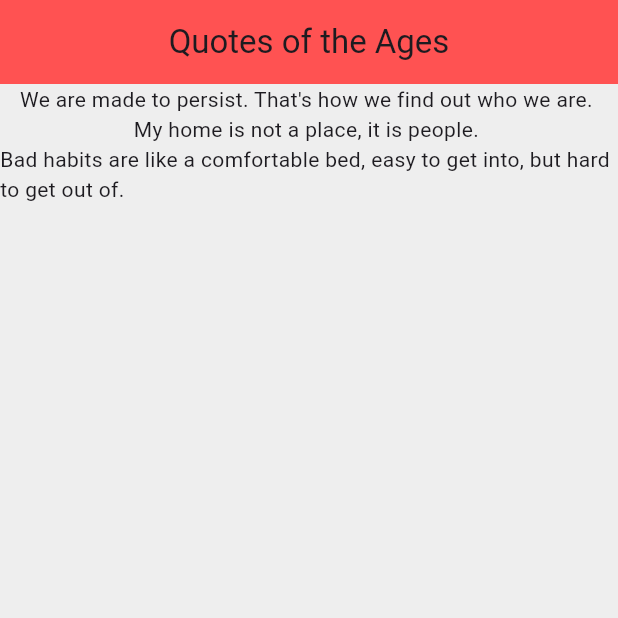
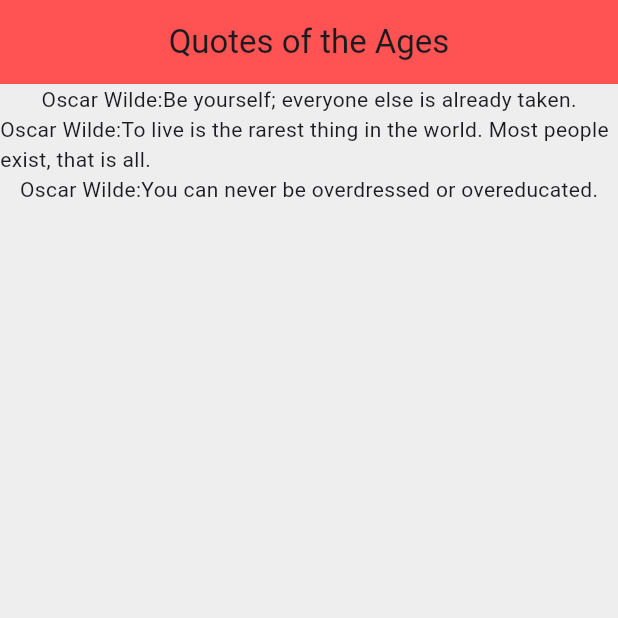
Before and after one commit to sratul/MAD200, a Flutter app: the screen it shows after launch, on a phone screen of 412 x 824 dp, the top half of it. Run offline on Flutter 3.47's test engine with Material 3 defaults, Android fonts, the phone set to English and light mode, and no system bars.

Commit message:
classes for quotes

```diff
--- a/class_lectures/lib/main.dart
+++ b/class_lectures/lib/main.dart
@@ -1,4 +1,6 @@
 import 'package:flutter/material.dart';
+
+import 'quote.dart';
 
 void main() {
   runApp(MaterialApp(home: QuoteList()));
@@ -12,10 +14,12 @@ class QuoteList extends StatefulWidget {
 }
 
 class _QuoteListState extends State<QuoteList> {
-  List<String> quotes = [
-    "We are made to persist. That's how we find out who we are. ",
-    "My home is not a place, it is people. ",
-    "Bad habits are like a comfortable bed, easy to get into, but hard to get out of."
+  List<Quote> quotes = [
+    Quote("Be yourself; everyone else is already taken.", "Oscar Wilde"),
+    Quote(
+        "To live is the rarest thing in the world. Most people exist, that is all.",
+        "Oscar Wilde"),
+    Quote("You can never be overdressed or overeducated.", "Oscar Wilde")
   ];
 
   @override
@@ -31,7 +35,11 @@ class _QuoteListState extends State<QuoteList> {
         // maps - cycles thru a list of data
         // for each item it will perform a function
         // Children properties expect a list
-        children: quotes.map((quote) => Text(quote)).toList(),
+        // for variables simply using $ is enough
+        // but for properties we have to do the following
+        children: quotes
+            .map((quote) => Text('${quote.author}:${quote.text}'))
+            .toList(),
       ),
     );
   }
--- /dev/null
+++ b/class_lectures/lib/quote.dart
@@ -0,0 +1,12 @@
+// Blueprint of an object
+class Quote {
+  String text;
+  String author;
+
+  // Constructor
+  Quote(this.text, this.author);
+}
+
+
+// named parameters need to associate names to values
+// orders dont matter
```
Also changed, not shown: 1 other file.
